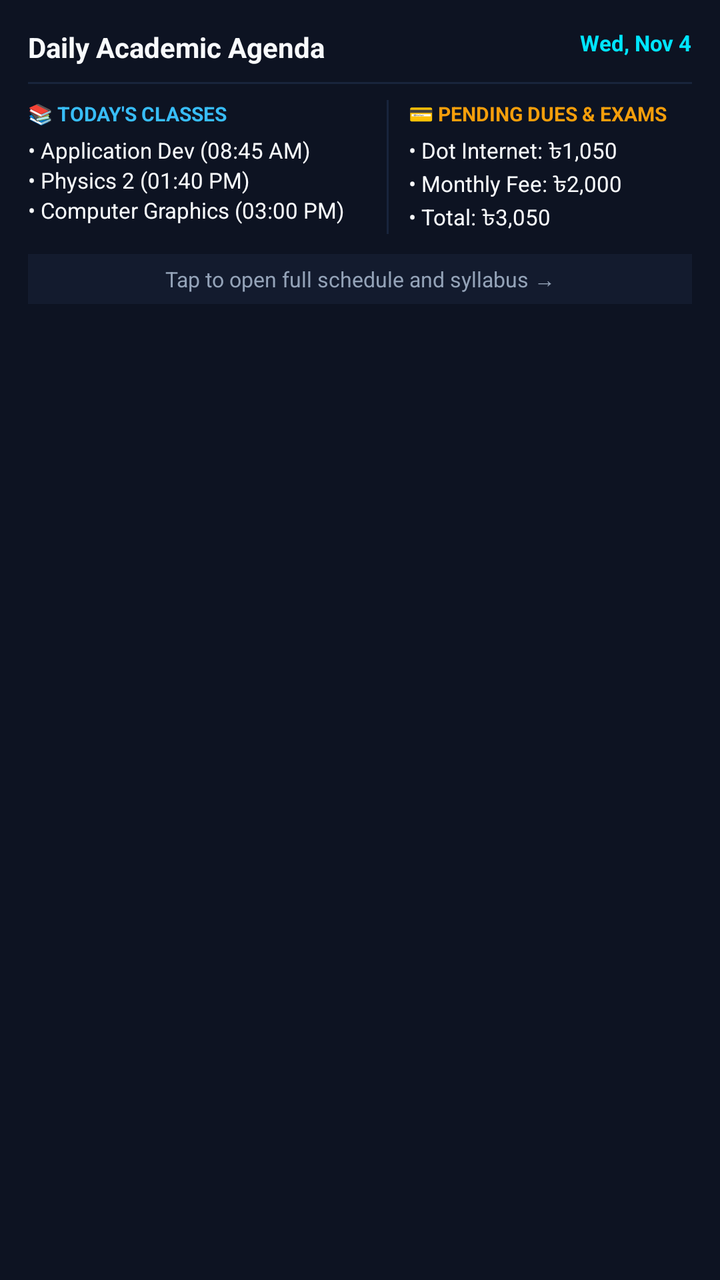
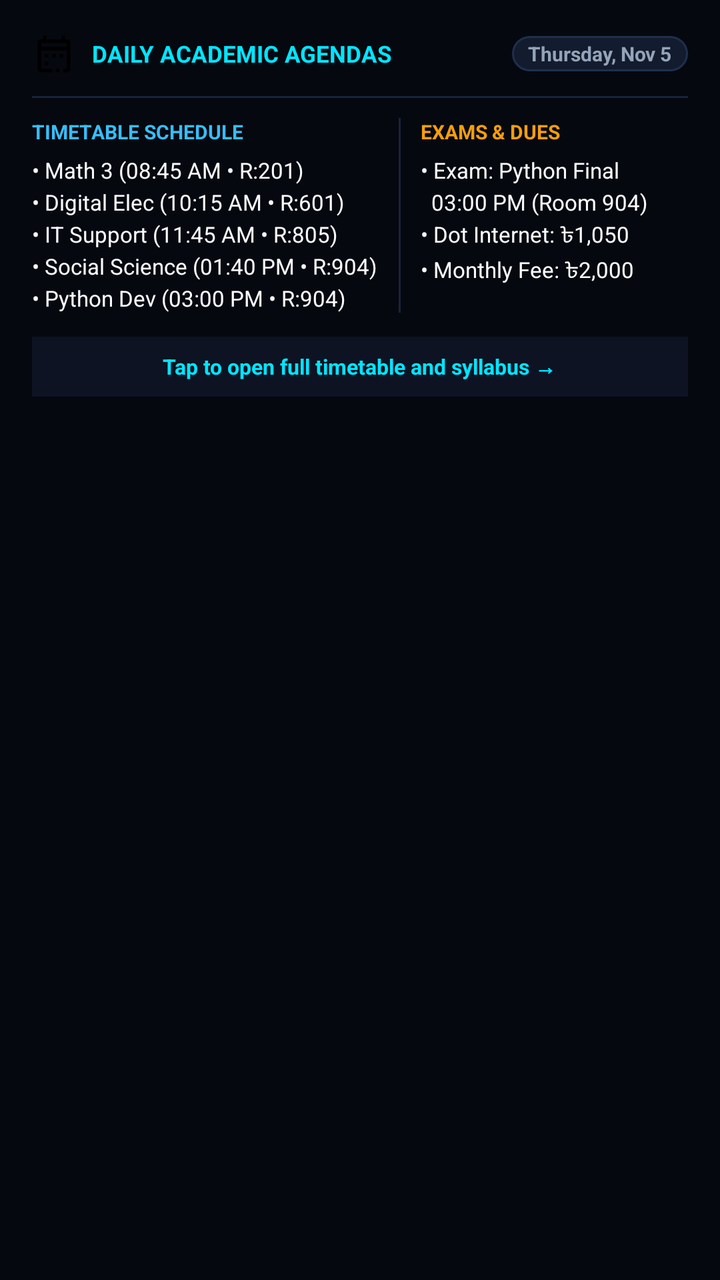

Before-and-after screenshots of an Android layout around one commit, followed by the original layout XML and the change that was made.
<!-- AndroidManifest.xml: application theme Theme.LifeSync -->
<!-- res/layout/notification_agenda_expanded.xml -->
<?xml version="1.0" encoding="utf-8"?>
<LinearLayout xmlns:android="http://schemas.android.com/apk/res/android"
    android:layout_width="match_parent"
    android:layout_height="wrap_content"
    android:background="#0D1322"
    android:orientation="vertical"
    android:padding="14dp">

    
    <RelativeLayout
        android:layout_width="match_parent"
        android:layout_height="wrap_content">

        <TextView
            android:id="@+id/tvNotifHeaderTitle"
            android:layout_width="wrap_content"
            android:layout_height="wrap_content"
            android:layout_alignParentStart="true"
            android:text="Daily Academic Agenda"
            android:textColor="#F8FAFC"
            android:textSize="14sp"
            android:textStyle="bold" />

        <TextView
            android:id="@+id/tvNotifDateBadge"
            android:layout_width="wrap_content"
            android:layout_height="wrap_content"
            android:layout_alignParentEnd="true"
            android:text="Wed, Nov 4"
            android:textColor="#00E5FF"
            android:textSize="11sp"
            android:textStyle="bold" />
    </RelativeLayout>

    <View
        android:layout_width="match_parent"
        android:layout_height="1dp"
        android:layout_marginVertical="8dp"
        android:background="#18243C" />

    
    <LinearLayout
        android:layout_width="match_parent"
        android:layout_height="wrap_content"
        android:orientation="horizontal">

        
        <LinearLayout
            android:layout_width="0dp"
            android:layout_height="wrap_content"
            android:layout_weight="1.2"
            android:orientation="vertical">

            <TextView
                android:layout_width="wrap_content"
                android:layout_height="wrap_content"
                android:text="📚 TODAY'S CLASSES"
                android:textColor="#38BDF8"
                android:textSize="10sp"
                android:textStyle="bold" />

            <TextView
                android:id="@+id/tvNotifClassesContent"
                android:layout_width="match_parent"
                android:layout_height="wrap_content"
                android:layout_marginTop="4dp"
                android:lineSpacingExtra="2dp"
                android:text="• Application Dev (08:45 AM)\n• Physics 2 (01:40 PM)\n• Computer Graphics (03:00 PM)"
                android:textColor="#F8FAFC"
                android:textSize="11sp" />
        </LinearLayout>

        <View
            android:layout_width="1dp"
            android:layout_height="match_parent"
            android:layout_marginHorizontal="10dp"
            android:background="#18243C" />

        
        <LinearLayout
            android:layout_width="0dp"
            android:layout_height="wrap_content"
            android:layout_weight="1"
            android:orientation="vertical">

            <TextView
                android:layout_width="wrap_content"
                android:layout_height="wrap_content"
                android:text="💳 PENDING DUES &amp; EXAMS"
                android:textColor="#F59E0B"
                android:textSize="10sp"
                android:textStyle="bold" />

            <TextView
                android:id="@+id/tvNotifDuesContent"
                android:layout_width="match_parent"
                android:layout_height="wrap_content"
                android:layout_marginTop="4dp"
                android:lineSpacingExtra="2dp"
                android:text="• Dot Internet: ৳1,050\n• Monthly Fee: ৳2,000\n• Total: ৳3,050"
                android:textColor="#F8FAFC"
                android:textSize="11sp" />
        </LinearLayout>
    </LinearLayout>

    
    <TextView
        android:layout_width="match_parent"
        android:layout_height="wrap_content"
        android:layout_marginTop="10dp"
        android:background="#131B2E"
        android:gravity="center"
        android:paddingVertical="5dp"
        android:text="Tap to open full schedule and syllabus →"
        android:textColor="#94A3B8"
        android:textSize="10.5sp" />
</LinearLayout>
<!-- resources referenced by this layout -->
<resources>
  <style name="Theme.LifeSync" parent="Theme.DuoRhythm" />
  <color name="bg_root_obsidian">#06080F</color>
  <color name="surface_card_slate">#0D1322</color>
  <color name="accent_cyan_primary">#00E5FF</color>
  <color name="accent_cyan_glow">#38BDF8</color>
  <color name="text_secondary_slate">#94A3B8</color>
  <color name="text_primary_white">#F8FAFC</color>
  <style name="CustomBottomSheetDialog" parent="Theme.Design.Light.BottomSheetDialog">
          <item name="bottomSheetStyle">@style/CustomBottomSheetModalStyle</item>
          <item name="android:windowIsFloating">false</item>
          <item name="android:windowBackground">@android:color/transparent</item>
          <item name="android:statusBarColor">@android:color/transparent</item>
      </style>
  <style name="CardElevationRounded" parent="Widget.MaterialComponents.CardView">
          <item name="cardCornerRadius">16dp</item>
          <item name="cardElevation">0dp</item>
          <item name="strokeWidth">1dp</item>
          <item name="strokeColor">@color/border_glass_stroke</item>
          <item name="cardBackgroundColor">@color/surface_card_slate</item>
      </style>
  <style name="DuoRhythmTextView" parent="android:Widget.TextView">
          <item name="android:lineSpacingExtra">2dp</item>
          <item name="android:fontFamily">sans-serif</item>
          <item name="android:includeFontPadding">true</item>
      </style>
  <style name="DuoRhythmEditText" parent="android:Widget.EditText">
          <item name="android:lineSpacingExtra">2dp</item>
          <item name="android:fontFamily">sans-serif</item>
          <item name="android:includeFontPadding">true</item>
          <item name="android:textColor">@color/text_primary</item>
          <item name="android:textColorHint">@color/text_secondary</item>
      </style>
  <style name="CustomBottomSheetModalStyle" parent="Widget.Design.BottomSheet.Modal">
          <item name="android:background">@android:color/transparent</item>
      </style>
  <color name="border_glass_stroke">#18243C</color>
  <color name="text_primary">#F8FAFC</color>
  <color name="text_secondary">#94A3B8</color>
  <!-- unchanged entries left out for length: 1 -->
</resources>

<!-- the commit's change to res/layout/notification_agenda_expanded.xml (unified diff, before → after) -->
@@ -2,40 +2,56 @@
 <LinearLayout xmlns:android="http://schemas.android.com/apk/res/android"
     android:layout_width="match_parent"
     android:layout_height="wrap_content"
-    android:background="#0D1322"
+    android:background="#06080F"
     android:orientation="vertical"
-    android:padding="14dp">
+    android:padding="16dp">
 
     
     <RelativeLayout
         android:layout_width="match_parent"
         android:layout_height="wrap_content">
 
-        <TextView
-            android:id="@+id/tvNotifHeaderTitle"
+        <LinearLayout
             android:layout_width="wrap_content"
             android:layout_height="wrap_content"
             android:layout_alignParentStart="true"
-            android:text="Daily Academic Agenda"
-            android:textColor="#F8FAFC"
-            android:textSize="14sp"
-            android:textStyle="bold" />
+            android:layout_centerVertical="true"
+            android:gravity="center_vertical">
+
+            <ImageView
+                android:layout_width="22dp"
+                android:layout_height="22dp"
+                android:src="@drawable/ic_schedule" />
+
+            <TextView
+                android:layout_width="wrap_content"
+                android:layout_height="wrap_content"
+                android:layout_marginStart="8dp"
+                android:text="DAILY ACADEMIC AGENDAS"
+                android:textColor="#00E5FF"
+                android:textSize="11.5sp"
+                android:textStyle="bold" />
+        </LinearLayout>
 
         <TextView
-            android:id="@+id/tvNotifDateBadge"
+            android:id="@+id/tvNotifExpandedDateBadge"
             android:layout_width="wrap_content"
             android:layout_height="wrap_content"
             android:layout_alignParentEnd="true"
-            android:text="Wed, Nov 4"
-            android:textColor="#00E5FF"
-            android:textSize="11sp"
+            android:layout_centerVertical="true"
+            android:background="@drawable/bg_pill_dark"
+            android:paddingHorizontal="8dp"
+            android:paddingVertical="2dp"
+            android:text="Thursday, Nov 5"
+            android:textColor="#94A3B8"
+            android:textSize="10sp"
             android:textStyle="bold" />
     </RelativeLayout>
 
     <View
         android:layout_width="match_parent"
         android:layout_height="1dp"
-        android:layout_marginVertical="8dp"
+        android:layout_marginVertical="10dp"
         android:background="#18243C" />
 
     
@@ -48,24 +64,24 @@
         <LinearLayout
             android:layout_width="0dp"
             android:layout_height="wrap_content"
-            android:layout_weight="1.2"
+            android:layout_weight="1.3"
             android:orientation="vertical">
 
             <TextView
                 android:layout_width="wrap_content"
                 android:layout_height="wrap_content"
-                android:text="📚 TODAY'S CLASSES"
+                android:text="TIMETABLE SCHEDULE"
                 android:textColor="#38BDF8"
                 android:textSize="10sp"
                 android:textStyle="bold" />
 
             <TextView
-                android:id="@+id/tvNotifClassesContent"
+                android:id="@+id/tvNotifExpandedClasses"
                 android:layout_width="match_parent"
                 android:layout_height="wrap_content"
-                android:layout_marginTop="4dp"
-                android:lineSpacingExtra="2dp"
-                android:text="• Application Dev (08:45 AM)\n• Physics 2 (01:40 PM)\n• Computer Graphics (03:00 PM)"
+                android:layout_marginTop="5dp"
+                android:lineSpacingExtra="3dp"
+                android:text="• Math 3 (08:45 AM • R:201)\n• Digital Elec (10:15 AM • R:601)\n• IT Support (11:45 AM • R:805)\n• Social Science (01:40 PM • R:904)\n• Python Dev (03:00 PM • R:904)"
                 android:textColor="#F8FAFC"
                 android:textSize="11sp" />
         </LinearLayout>
@@ -86,32 +102,38 @@
             <TextView
                 android:layout_width="wrap_content"
                 android:layout_height="wrap_content"
-                android:text="💳 PENDING DUES &amp; EXAMS"
+                android:text="EXAMS &amp; DUES"
                 android:textColor="#F59E0B"
                 android:textSize="10sp"
                 android:textStyle="bold" />
 
             <TextView
-                android:id="@+id/tvNotifDuesContent"
+                android:id="@+id/tvNotifExpandedExamsDues"
                 android:layout_width="match_parent"
                 android:layout_height="wrap_content"
-                android:layout_marginTop="4dp"
-                android:lineSpacingExtra="2dp"
-                android:text="• Dot Internet: ৳1,050\n• Monthly Fee: ৳2,000\n• Total: ৳3,050"
+                android:layout_marginTop="5dp"
+                android:lineSpacingExtra="3dp"
+                android:text="• Exam: Python Final\n  03:00 PM (Room 904)\n• Dot Internet: ৳1,050\n• Monthly Fee: ৳2,000"
                 android:textColor="#F8FAFC"
                 android:textSize="11sp" />
         </LinearLayout>
     </LinearLayout>
 
     
-    <TextView
+    <LinearLayout
         android:layout_width="match_parent"
-        android:layout_height="wrap_content"
-        android:layout_marginTop="10dp"
-        android:background="#131B2E"
+        android:layout_height="30dp"
+        android:layout_marginTop="12dp"
+        android:background="#0D1322"
         android:gravity="center"
-        android:paddingVertical="5dp"
-        android:text="Tap to open full schedule and syllabus →"
-        android:textColor="#94A3B8"
-        android:textSize="10.5sp" />
+        android:orientation="horizontal">
+
+        <TextView
+            android:layout_width="wrap_content"
+            android:layout_height="wrap_content"
+            android:text="Tap to open full timetable and syllabus →"
+            android:textColor="#00E5FF"
+            android:textSize="10.5sp"
+            android:textStyle="bold" />
+    </LinearLayout>
 </LinearLayout>
<!-- resource entries referenced after the edit -->
@@ -1,5 +1,24 @@
 <!-- resources referenced by this layout -->
 <resources>
+  <!-- drawable bg_pill_dark (drawable) -->
+  <shape xmlns:android="http://schemas.android.com/apk/res/android"
+      android:shape="rectangle">
+      <solid android:color="#131B2E" />
+      <corners android:radius="16dp" />
+      <stroke
+          android:width="1dp"
+          android:color="#1F2F4D" />
+  </shape>
+  <!-- drawable ic_schedule (drawable) -->
+  <vector xmlns:android="http://schemas.android.com/apk/res/android"
+      android:width="24dp"
+      android:height="24dp"
+      android:viewportWidth="24"
+      android:viewportHeight="24">
+      <path
+          android:fillColor="#000000"
+          android:pathData="M19,4h-1V2h-2v2H8V2H6v2H5c-1.11,0 -1.99,0.9 -1.99,2L3,20c0,1.1 0.89,2 2,2h14c1.1,0 2,-0.9 2,-2V6c0,-1.1 -0.9,-2 -2,-2zm0,16H5V10h14v10zm0,-12H5V6h14v2zM9,14H7v-2h2v2zm4,0h-2v-2h2v2zm4,0h-2v-2h2v2zm-8,4H7v-2h2v2zm4,4h-2v-2h2v2zm4,0h-2v-2h2v2z"/>
+  </vector>
   <style name="Theme.LifeSync" parent="Theme.DuoRhythm" />
   <color name="bg_root_obsidian">#06080F</color>
   <color name="surface_card_slate">#0D1322</color>
